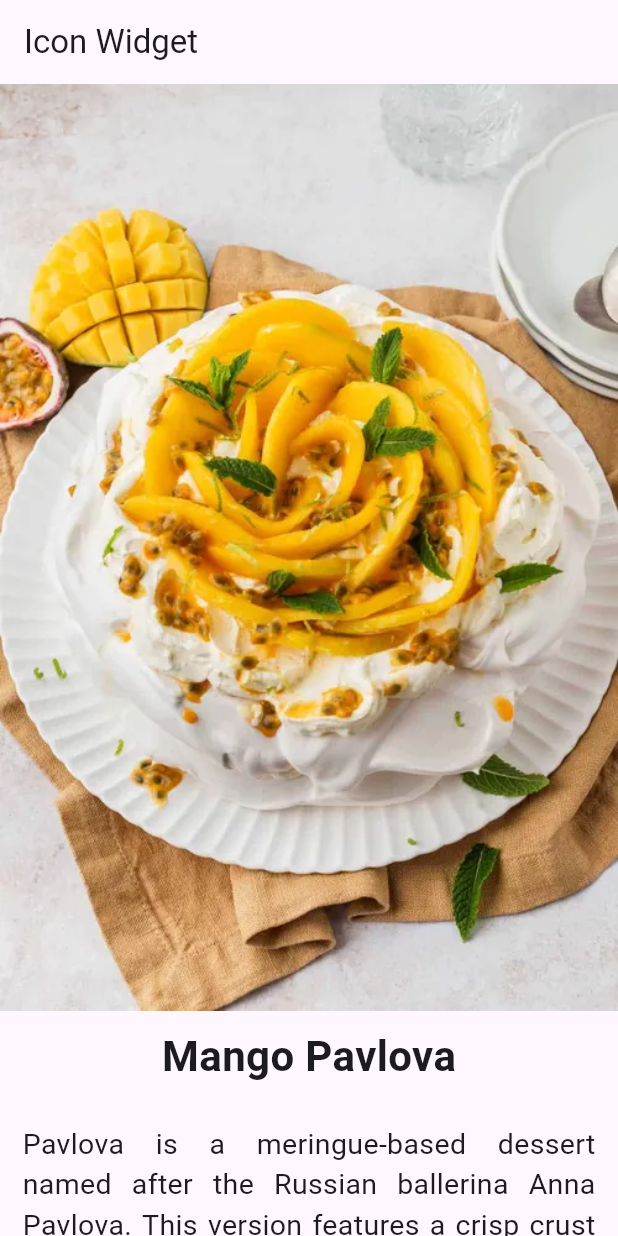
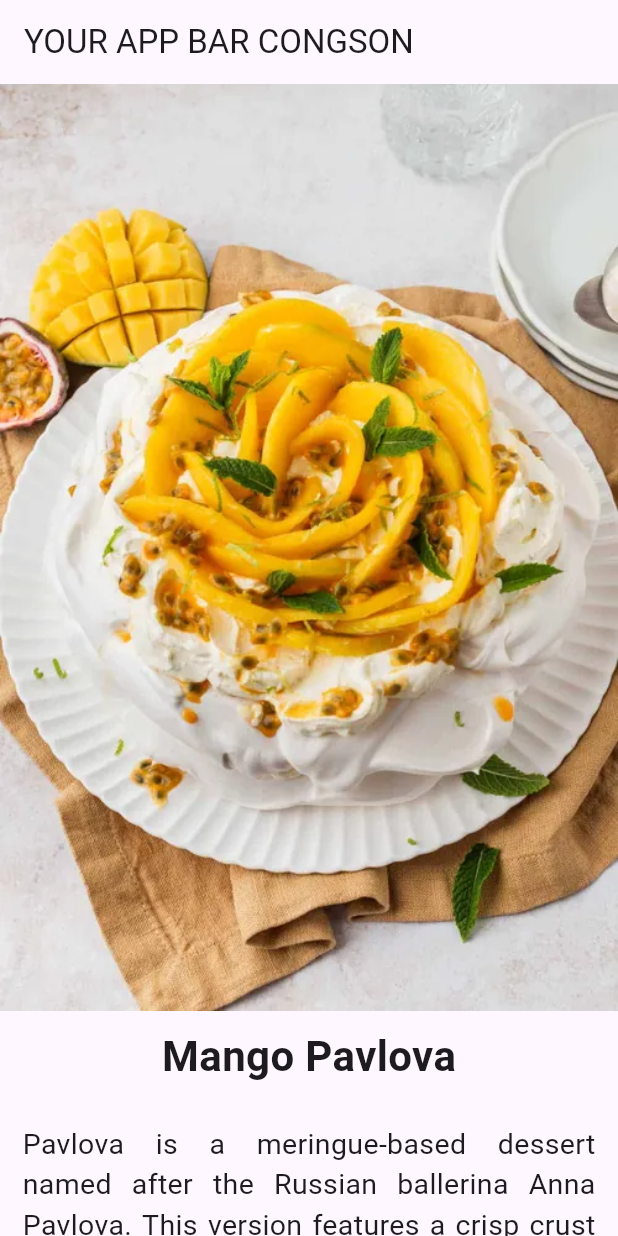
Before and after one commit to Terrence037/CCE106_Activities, a Flutter app: the screen it shows after launch, on a phone screen of 412 x 824 dp. Run offline on Flutter 3.47's test engine with Material 3 defaults, Android fonts, the light colour scheme and no system bars.

Commit message:
Minor changes

```diff
--- a/actbox/lib/pavlova.dart
+++ b/actbox/lib/pavlova.dart
@@ -57,7 +57,7 @@ class PavlovaPage extends StatelessWidget {
   @override
   Widget build(BuildContext context) {
     return Scaffold(
-      appBar: AppBar(title: const Text('Icon Widget ')),
+      appBar: AppBar(title: const Text('YOUR APP BAR CONGSON')),
       body: Center(
         child: ListView(children: [
           buildcolumn(),
```
